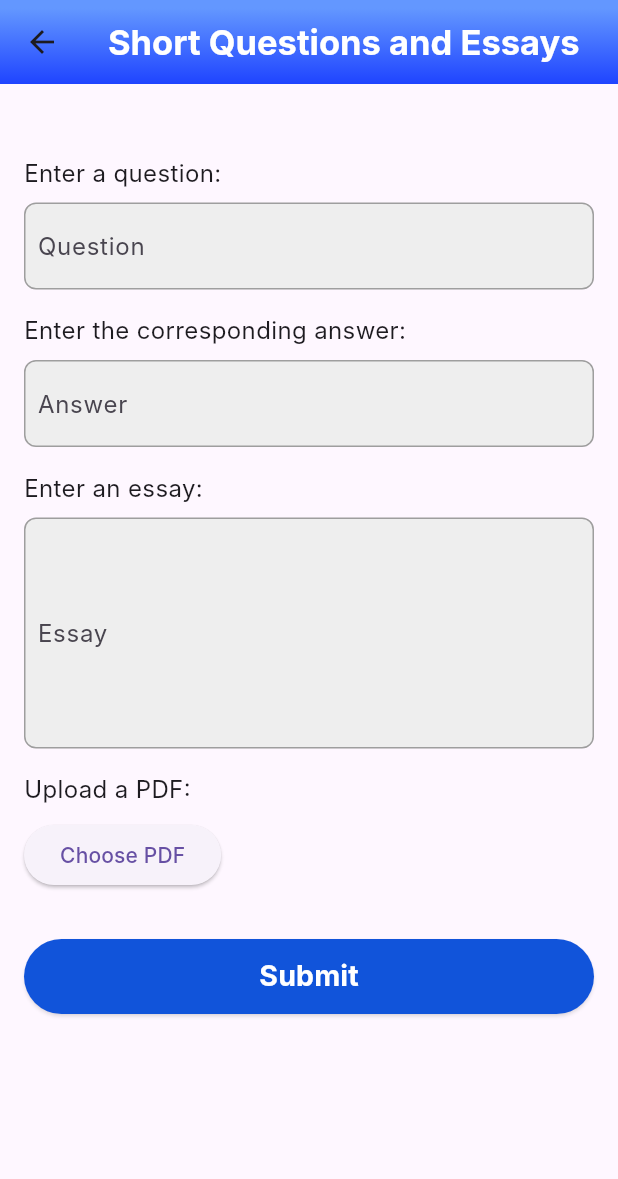
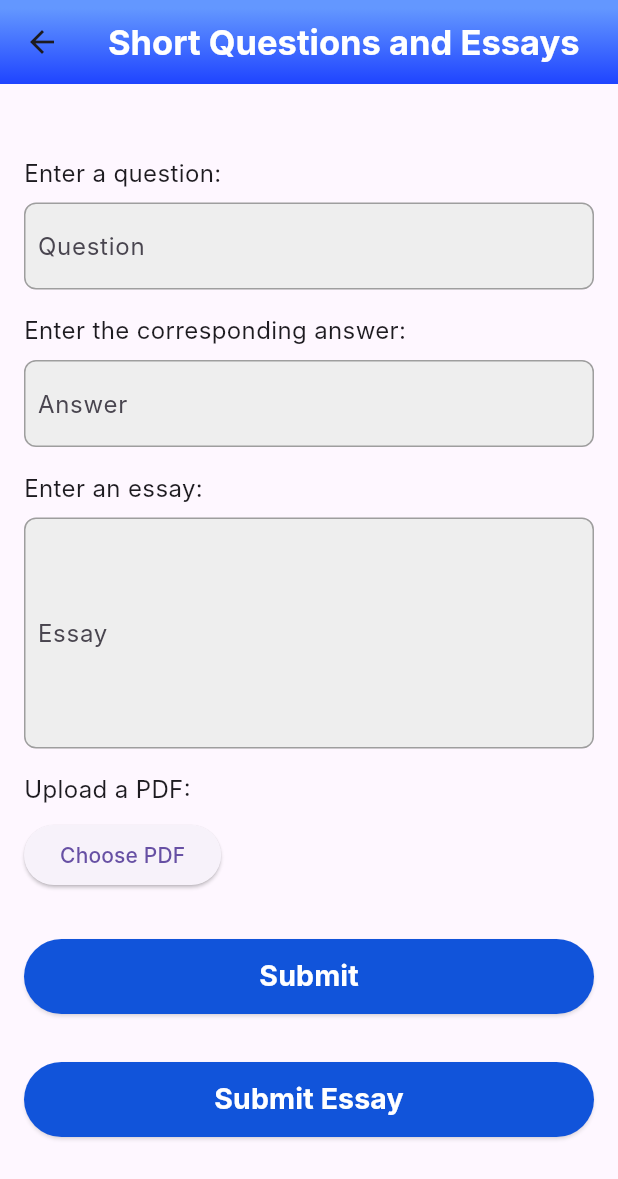
Before and after one commit to SauravHaldar04/innov_2024_overload-oblivion, a Flutter app: the ShortAnswerScreen screen opened directly, after a tap on "Choose PDF", on a phone screen of 412 x 824 dp. Shown: the top 1179 px of the screen. Run offline on Flutter 3.47's test engine with Material 3 defaults, Android fonts, the light colour scheme and no system bars; our stand-ins replace animated_splash_screen, cloud_firestore, dash_chat_2, dio, file_picker, firebase_auth and 3 more; accounts and stored records are empty; Roboto replaces fonts that are missing (Inter).

Commit message:
Second last commit

```diff
--- a/lib/global/global_var.dart
+++ b/lib/global/global_var.dart
@@ -9,5 +9,5 @@ class GlobalVariables {
   static const fontsize = 33;
 
   static String Url =
-      'https://f38e-2402-3a80-4194-875a-9b67-184f-fee2-36c1.ngrok-free.app';
+      'https://c7a7-2402-3a80-4194-875a-985b-6ff-fb0-1c5c.ngrok-free.app';
 }
--- a/lib/screens/short_answer_screen.dart
+++ b/lib/screens/short_answer_screen.dart
@@ -39,6 +39,7 @@ class _ShortAnswerScreenState extends State<ShortAnswerScreen> {
         headers: <String, String>{'Content-Type': 'application/json'},
         body: jsonEncode(<String, dynamic>{
           'text': essayController.text,
+          'flag': 1
         }),
       );
 
@@ -103,7 +104,7 @@ class _ShortAnswerScreenState extends State<ShortAnswerScreen> {
     }
   }
 
-  Future uploadViaScript() async {
+  Future uploadViaFile() async {
     var dio = Dio();
     FilePickerResult? result = await FilePicker.platform.pickFiles();
     if (result != null) {
@@ -111,7 +112,7 @@ class _ShortAnswerScreenState extends State<ShortAnswerScreen> {
       String fileName = file.path.split('/').last;
       String filePath = file.path;
       FormData data = FormData.fromMap(
-          {'file': await MultipartFile.fromFile(filePath, filename: fileName)});
+          {'data': await MultipartFile.fromFile(filePath, filename: fileName),'flag':0},);
       try {
         var response = await dio.post("${GlobalVariables.Url}/predict",
             data: data, onSendProgress: (int sent, int total) {
@@ -128,7 +129,7 @@ class _ShortAnswerScreenState extends State<ShortAnswerScreen> {
   Future<void> submitQuestionAndAnswer() async {
     final question = questionController.text;
     final answer = answerController.text;
-    final essay = essayController.text;
+
 
     try {
       final response = await http.post(
@@ -293,7 +294,9 @@ class _ShortAnswerScreenState extends State<ShortAnswerScreen> {
             Text('Upload a PDF:', style: TextStyle(fontSize: 16)),
             const SizedBox(height: 8),
             ElevatedButton(
-              onPressed: pickPdf,
+              onPressed:() {
+                uploadViaFile();
+              },
               child: const Text('Choose PDF'),
             ),
             if (selectedPdf != null)
@@ -310,8 +313,23 @@ class _ShortAnswerScreenState extends State<ShortAnswerScreen> {
                   shadowColor: Colors.black54, // Set button text color
                   minimumSize: Size(double.infinity, 50),
                 ),
-                onPressed: (){submitQuestionAndAnswer();},
+                onPressed: (){submitQuestionAndAnswer();
+                },
                 child: const Text('Submit',style: TextStyle(color: Colors.white,fontWeight: FontWeight.bold,fontSize: 19),),
+              ),
+            ),
+            SizedBox(height: 32,),
+            Center(
+
+              child: ElevatedButton(
+                style: ElevatedButton.styleFrom(
+                  backgroundColor: Color.fromRGBO(17, 84, 218, 1), // Set button background color
+                  shadowColor: Colors.black54, // Set button text color
+                  minimumSize: Size(double.infinity, 50),
+                ),
+                onPressed: (){;
+                essayViaScript();},
+                child: const Text('Submit Essay',style: TextStyle(color: Colors.white,fontWeight: FontWeight.bold,fontSize: 19),),
               ),
             ),
             // const SizedBox(height: 16),
--- a/lib/screens/user_type_selec.dart
+++ b/lib/screens/user_type_selec.dart
@@ -26,6 +26,7 @@ class UserTypeSelectionPage extends StatelessWidget {
             SizedBox(height: MediaQuery.of(context).size.height / 10),
               const CircleAvatar(
                 radius: 150,
+                backgroundImage: AssetImage('assets/images/sc9.png'),
                 backgroundColor: Color.fromRGBO(255, 229, 180, 22),
                 // foregroundImage: AssetImage('assets/images/sc9.png'),
               ),
```
Also changed, not shown: lib/screens/assignments.dart (+52 -36 lines), assets/images/sc9.png (added), lib/screens/secrets.dart (added), pubspec.lock.
